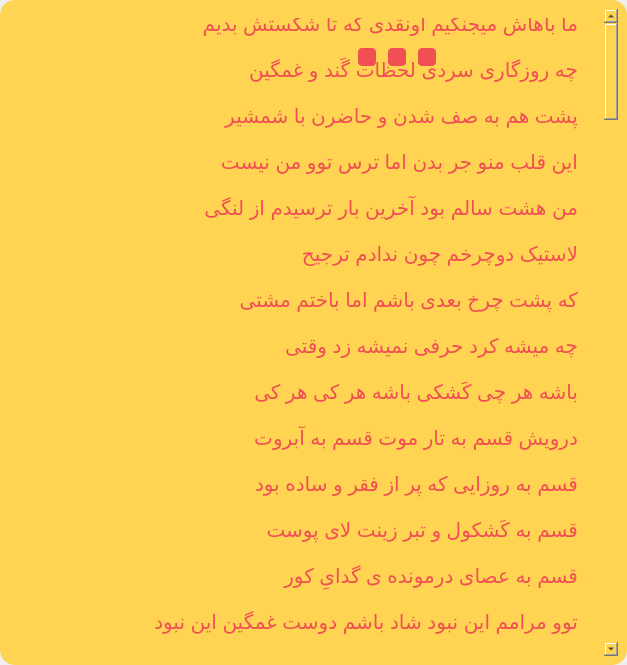
Above: text.ui from AmirMehdiHosseini/Ali-Sorena-Alboums before the change. Below: the same form after it.
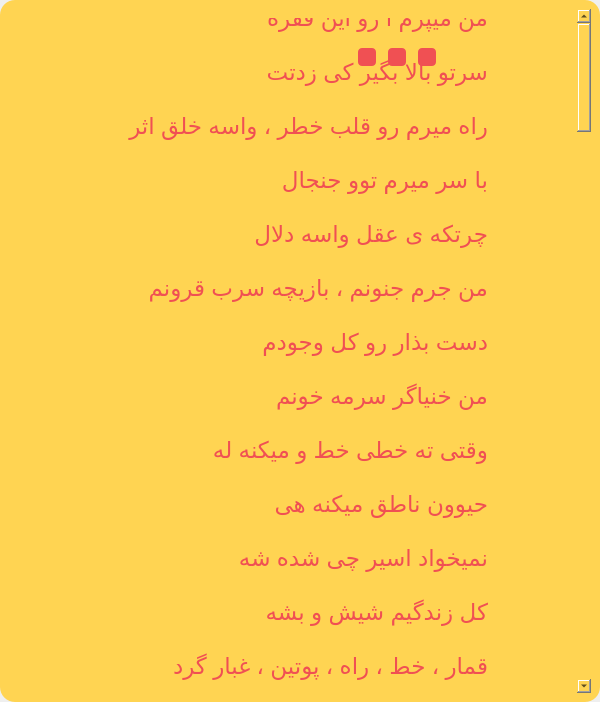
That is the form after the change.

Diff of the .ui file:
```diff
--- a/text.ui
+++ b/text.ui
@@ -6,8 +6,8 @@
    <rect>
     <x>0</x>
     <y>0</y>
-    <width>627</width>
-    <height>665</height>
+    <width>600</width>
+    <height>702</height>
    </rect>
   </property>
   <property name="windowTitle">
@@ -33,7 +33,7 @@
         <rect>
          <x>0</x>
          <y>0</y>
-         <width>592</width>
+         <width>565</width>
          <height>5018</height>
         </rect>
        </property>
@@ -55,15 +55,18 @@
           <widget class="QLabel" name="label">
            <property name="geometry">
             <rect>
-             <x>-40</x>
-             <y>-340</y>
+             <x>-130</x>
+             <y>-1400</y>
              <width>600</width>
              <height>4991</height>
             </rect>
            </property>
            <property name="font">
             <font>
-             <pointsize>15</pointsize>
+             <family>Arial</family>
+             <pointsize>17</pointsize>
+             <weight>50</weight>
+             <bold>false</bold>
             </font>
            </property>
            <property name="styleSheet">
@@ -71,179 +74,79 @@
 color: #f05053;</string>
            </property>
            <property name="text">
-            <string>ما کلی زجر کشیدیم کلی سختی میدونی ، میدونم
+            <string>مجنونم بی کم و کاست
 
-اما همین سختیا بودن که الان میتونیم بگیم مَردیم
+سالهاست دادم سینمو چاک
 
-این خیلی خوبه
+من توو آتیش دارم گر میگیرم
 
-ما هیپ هاپیا هممون شکل همیم
+تو کجای جهنمی بی کس و کار
 
-واسه ما میکروفون یه دنیا عشقه
+لای همونا که‌ میجونت
 
-میدونی پسر اما این روزگار گَنده
+قانون میکشن و میخرنت
 
-ما باهاش میجنگیم اونقدی که تا شکستش بدیم
+من میپرم أ رو این فقره
 
-چه روزگاری سردی لحظات گَند و غمگین
+سرتو بالا بگیر کی زدتت
 
-پشت هم به صف شدن و حاضرن با شمشیر
+راه میرم رو قلب خطر ، واسه خلق اثر
 
-این قلب منو جر بدن اما ترس توو من نیست
+با سر میرم توو جنجال
 
-من هشت سالم بود آخرین بار ترسیدم از لنگی
+چرتکه ی عقل واسه دلال
 
-لاستیک دوچرخم چون ندادم ترجیح
+من جرم جنونم ، بازیچه سرب قرونم
 
-که پشت چرخ بعدی باشم اما باختم مشتی
+دست بذار رو کل وجودم
 
-چه میشه کرد حرفی نمیشه زد وقتی
+من خنیاگر سرمه خونم
 
-باشه هر چی کَشکی باشه هر کی هر کی
+وقتی ته خطی خط و ‌میکنه له
 
-درویش قسم به تار موت قسم به آبروت
+حیوون ناطق میکنه هی
 
-قسم به روزایی که پر از فقر و ساده بود
+نمیخواد اسیر چی شده شه
 
-قسم به کَشکول و تبر زینت لای پوست
+کل زندگیم شیش و بشه
 
-قسم به عصای درمونده ی گدایِ کور
+قمار ، خط ، راه ، پوتین ، غبار گرد
 
-توو مرامم این نبود شاد باشم دوست غمگین این نبود
+من یعنی سوال ، درد
 
-با این که اندازه کافی زندگیم شیرین نبود
+بذا تکون بخوره همه درسا بهتر
 
-خنجرم توو جیب نبود نامردی رو خوب دیدم
+نیومده دوره ی مستا به سر
 
-اما توو وجوده خستم نیست هنوز
+عمر و میخوام با الکل شک
 
-ترس حتی از هر گُنده لاتِ شاخی نیست عمو
+سی تا بی کله نه شصتا با سر
 
-من توو کثافته جنگم ترس درگیری نموند توو قلبم
+نیستم اون که توو خواب بمیره
 
-قسم به تو درویش که هیچکی اهل شر نی وقتی سگ شم
+توو فکر نون و آب بمیره
 
-حتی اگه بالا بودم زور روی زیریم نبود
+بذا ذهنم بو خشاب بگیره
 
-اونقدی که مشت خوردم خون تووی بینیم نموند
+تو کل منم توو حجاب بمیره
 
-قسم به تو درویش که اهل دردسر نیستم اما دست تقدیر
+کویرم ، خاطی خطیرم
 
-آرزومو نشنید و پام توو جاده لغزید
+من عمق زخم عدل
 
-پس حق داری بزنی توو چشایِ من زُل
+پشت قافیه نفیرم
 
-اما محاله که بشم توویِ راه شب گُم
+تنم سرزمینه سالیان جنگه
 
-این خیابونا یه عمر جفت من و کفشمن
+فعلم صرف مرگه ، سینه ـَم ضمیرم
 
-من از بَرم ، شاهراها و کوچه های تَنگو
+نه سازم رنگین ، نه آوازم آهنگین
 
-زندگی هیپ هاپی بدون حد و مرز بدون ترس انتهای رنگ شب
+نجوای سگ های می نخورده ، سیرم
 
-زندگی هیپ هاپی ، زندگی چند تا مرد توو عمق درد اما سربلند بازم
+خشک ، پهن ، بیابانم
 
-زندگی هیپ هاپی بدون ترس بدون حد و مرز انتهای یک شب
-
-زندگی هیپ هاپی ، زندگی چند تا مرد توو عمق درد اما سربلند بازم
-
-همه ی دور بریام می گفتن نرم سُراغ شب
-
-نرم توو راه خلاف و نشم مچاله تر
-
-نشستن گفتن از هر زیر و بَم توو زندگی
-
-اما خودم پُرم بگین من از کجا بگم ها
-
-أ شب به شب بیدار نخ به نخ سیگار لب به لب لیوان
-
-الکل سر به سر میذاشت با من
-
-خط کج زیاد توو راه راست من می کاشت
-
-اما خواستم در بیام از نگاه به سختیا
-
-از بیست و یک سال حسرت ، بیست و یک سال دردم
-
-تلخی های شهرم بیست و یک سال جنگم
-
-درد پشت و خنجر ، زخم مشت توو فکم
-
-سه تا کارد رو دستم ، استرس توو مغزم
-
-أ مرگ باورام تنگ شدن جا برام
-
-قتل خواهرام برادرام ، نفرینای شاهرگام
-
-توو هر غروبی با عَزا
-
-یه درد بد توو سینه یه درد لاعلاج
-
-از نیازی که یه آدم آس و پاس به خون داشت
-
-من سرباز قُماری بودم که آس و شاه نشون داشت
-
-بی بی ام توو این قُمار داشت حکم مادرم و
-
-هیپ هاپ لعنتی شد زندگی و باورم
-
-زندگی هیپ هاپی بدون حد و مرز بدون ترس انتهای رنگ شب
-
-زندگی هیپ هاپی ، زندگی چند تا مرد توو عمق درد اما سربلند بازم
-
-زندگی هیپ هاپی بدون ترس بدون حد و مرز انتهای یک شب
-
-زندگی هیپ هاپی ، زندگی چند تا مرد توو عمق درد اما سربلند بازم
-
-همه ی بازیکنا به صف شین که شروع شده بازی
-
-محاله محاله حالا خالی بشه باطری
-
-حالا که به گوش توئم صابون من ماسید
-
-باهاش حال کردی من داغونتم داشی
-
-بیست و هفت فروردینِ شصت و نه یه جایی
-
-افتاد اتفاقی یه اتفاق خاصی
-
-مامان من زایید یه گوله ی آتیش
-
-آتیشی که از اولش رو قانونا شا*ید
-
-برگرفته از کتاب قاتلای جانی
-
-فهمید که خیابونا جای بچه ها نی
-
-اما باز دید بچه ها که پُر می کنن لاتی
-
-این به بعد چه خونایی که رو زمینا پاشید
-
-این به بعد چه پولایی که توو قمارا خوابید
-
-این به بعد می فهمی که باید حقو چاپید
-
-باید پولو پس گرفت هر چند که باشه ناچیز
-
-پسر چه حالی داره زندگی هیپ هاپی
-
-زندگی هیپ هاپی بدون حد و مرز بدون ترس انتهای رنگ شب
-
-زندگی هیپ هاپی ، زندگی چند تا مرد توو عمق درد اما سربلند بازم
-
-زندگی هیپ هاپی بدون ترس بدون حد و مرز انتهای یک شب
-
-زندگی هیپ هاپی ، زندگی چند تا مرد توو عمق درد اما سربلند بازم
-
-زندگی هیپ هاپی بدون حد و مرز بدون ترس انتهای رنگ شب
-
-زندگی هیپ هاپی ، زندگی چند تا مرد توو عمق درد اما سربلند بازم
-
-زندگی هیپ هاپی بدون ترس بدون حد و مرز انتهای یک شب
-
-زندگی هیپ هاپی ، زندگی چند تا مرد توو عمق درد اما سربلند بازم
-
-</string>
+من بی نسبم ، بی جد ، بی نیاکانم</string>
            </property>
           </widget>
           <widget class="QPushButton" name="pushButton_exit">
```
